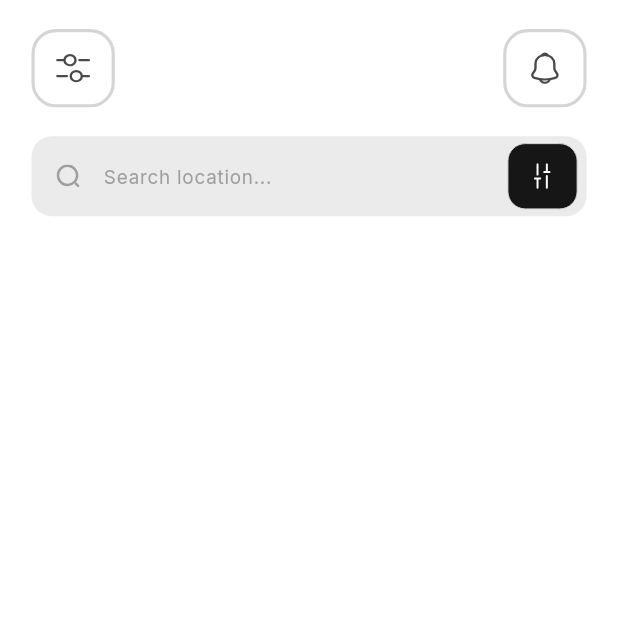
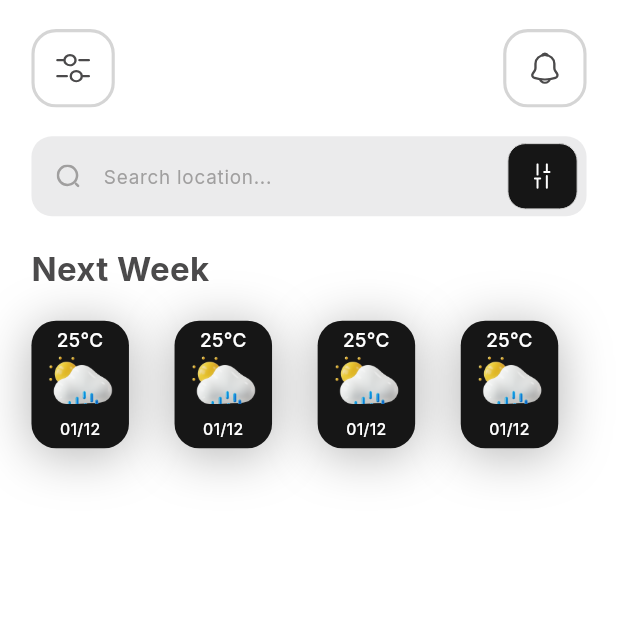
Before and after one commit to rafipsv/Bloc-Weather-App, a Flutter app: the screen it shows after launch, on a phone screen of 412 x 824 dp, the top half of it. Run offline on Flutter 3.47's test engine with Material 3 defaults, Android fonts, the phone set to English and light mode, and no system bars; our stand-ins replace device_preview, flutter_screenutil, flutter_svg, google_fonts.

Commit message:
Some Modifications Added

```diff
--- a/lib/core/constants/app_colors.dart
+++ b/lib/core/constants/app_colors.dart
@@ -6,11 +6,12 @@ class BackgroundColors {
 
 class BoxColors {
   static const Color borderColor1 = Color(0xFFD5D5D5);
-  static const homeSearchBoxColor = Color(0xFFEBEBEC);
+  static const Color homeSearchBoxColor = Color(0xFFEBEBEC);
 }
 
 class TextColors {
   static const Color textColor1 = Colors.white;
   static const Color textColor2 = Color(0xFFA09F9F);
   static const Color textColor3 = Color(0xFF161616);
+  static const Color textColor4 = Color(0xff4B4A4B);
 }
--- a/lib/core/constants/app_icons.dart
+++ b/lib/core/constants/app_icons.dart
@@ -4,4 +4,5 @@ class AppIcons {
   static const String notificationIcon = "${iconPath}notification_icon.svg";
   static const String searchIcon = "${iconPath}search_icon.svg";
   static const String volumeIcon = "${iconPath}volume_icon.svg";
+  static const String sunRainIcon = "${iconPath}sun_rain_icon.png";
 }
--- a/lib/features/home/presentation/pages/home_page.dart
+++ b/lib/features/home/presentation/pages/home_page.dart
@@ -1,3 +1,4 @@
+import 'package:bloc_weather_app/features/home/presentation/widgets/home_next_week.dart';
 import 'package:bloc_weather_app/features/home/presentation/widgets/home_search.dart';
 import 'package:bloc_weather_app/features/home/presentation/widgets/home_top.dart';
 import 'package:flutter/material.dart';
@@ -16,6 +17,8 @@ class HomePage extends StatelessWidget {
             HomeTop(),
             SizedBox(height: 20.h),
             HomeSearch(),
+            SizedBox(height: 20.h),
+            HomeNextWeek(),
           ],
         ),
       ),
--- /dev/null
+++ b/lib/features/home/presentation/widgets/home_next_week.dart
@@ -0,0 +1,83 @@
+import 'package:bloc_weather_app/core/constants/app_colors.dart';
+import 'package:bloc_weather_app/core/constants/app_icons.dart';
+import 'package:bloc_weather_app/shared/shadows/box_shadows.dart';
+import 'package:bloc_weather_app/shared/widgets/custom_text.dart';
+import 'package:flutter/material.dart';
+import 'package:flutter_screenutil/flutter_screenutil.dart';
+
+class HomeNextWeek extends StatelessWidget {
+  const HomeNextWeek({super.key});
+
+  @override
+  Widget build(BuildContext context) {
+    return Padding(
+      padding: EdgeInsets.symmetric(horizontal: 20.w),
+      child: Column(
+        crossAxisAlignment: CrossAxisAlignment.start,
+        children: [
+          _titleText(),
+          SizedBox(height: 20.h),
+          _weathersList(),
+        ],
+      ),
+    );
+  }
+
+  Widget _titleText() {
+    return CustomText.primaryText(
+      title: "Next Week",
+      fontSize: 21.sp,
+      fontWeight: FontWeight.w700,
+      color: TextColors.textColor4,
+    );
+  }
+
+  Widget _weathersList() {
+    return SizedBox(
+      height: 88.h,
+      child: ListView.builder(
+        itemCount: 10,
+        clipBehavior: Clip.none,
+        scrollDirection: Axis.horizontal,
+        itemBuilder: (BuildContext context, int index) {
+          return _widgetBox(isLast: index == 9);
+        },
+      ),
+    );
+  }
+
+  Widget _widgetBox({bool isLast = false}) {
+    return Container(
+      height: 88.h,
+      width: 62.w,
+      alignment: Alignment.center,
+      margin: EdgeInsets.only(right: isLast ? 0 : 29.w),
+      padding: EdgeInsets.symmetric(vertical: 4.h),
+      decoration: BoxDecoration(
+        color: TextColors.textColor3,
+        borderRadius: BorderRadius.circular(17.r),
+        boxShadow: BoxShadows.weatherBoxShadow,
+      ),
+      child: Column(
+        children: [
+          _temperatureText(temperature: "25"),
+          _iconWidget(iconPath: AppIcons.sunRainIcon),
+          SizedBox(height: 10.h),
+          _dateText(date: "01/12"),
+        ],
+      ),
+    );
+  }
+
+  Widget _temperatureText({required String temperature}) {
+    return CustomText.primaryText(title: "$temperature°C", fontSize: 12.sp);
+  }
+
+  Widget _iconWidget({required String iconPath}) {
+    return Image.asset(iconPath, height: 35.h, width: 58.w, fit: BoxFit.cover);
+  }
+
+  Widget _dateText({required String date}) {
+    return CustomText.primaryText(title: date, fontSize: 10.sp);
+  }
+}
--- /dev/null
+++ b/lib/shared/shadows/box_shadows.dart
@@ -0,0 +1,13 @@
+import 'package:flutter/material.dart';
+import 'package:flutter_screenutil/flutter_screenutil.dart';
+
+class BoxShadows {
+  static List<BoxShadow> weatherBoxShadow = [
+    BoxShadow(
+      color: Colors.black.withValues(alpha: 0.3),
+      spreadRadius: 0,
+      blurRadius: 30.r,
+      offset: Offset(0, 4),
+    ),
+  ];
+}
```
Also changed, not shown: assets/icons/sun_rain_icon.png (added), assets/icons/sun_rain_icon.svg (added).
